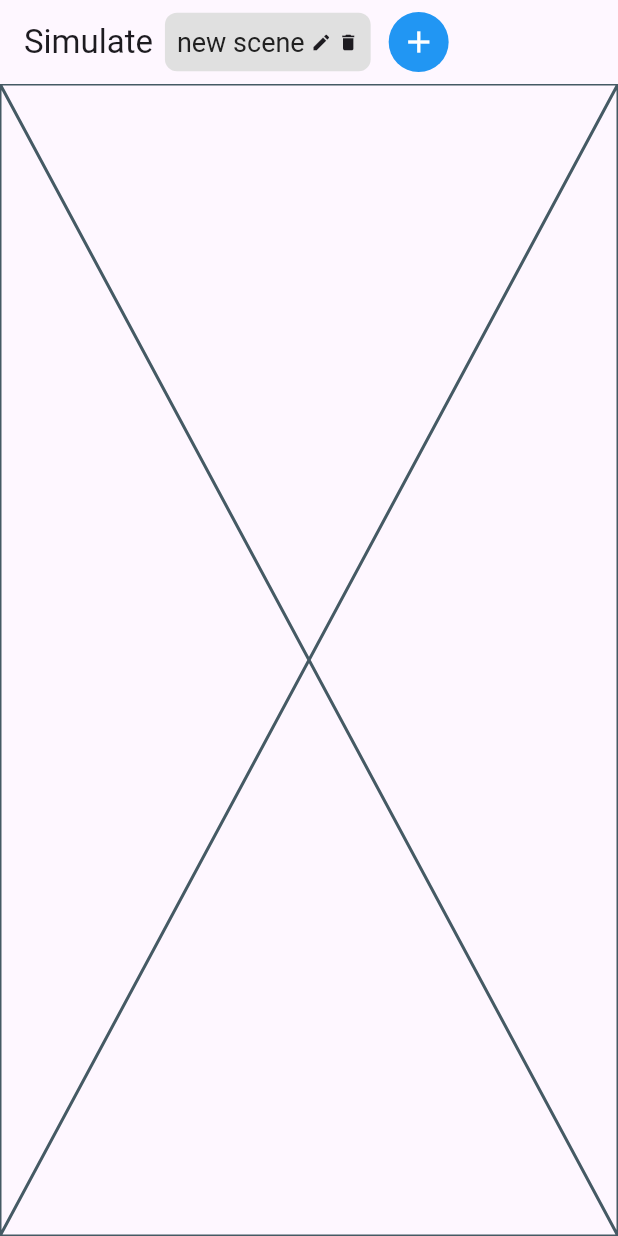
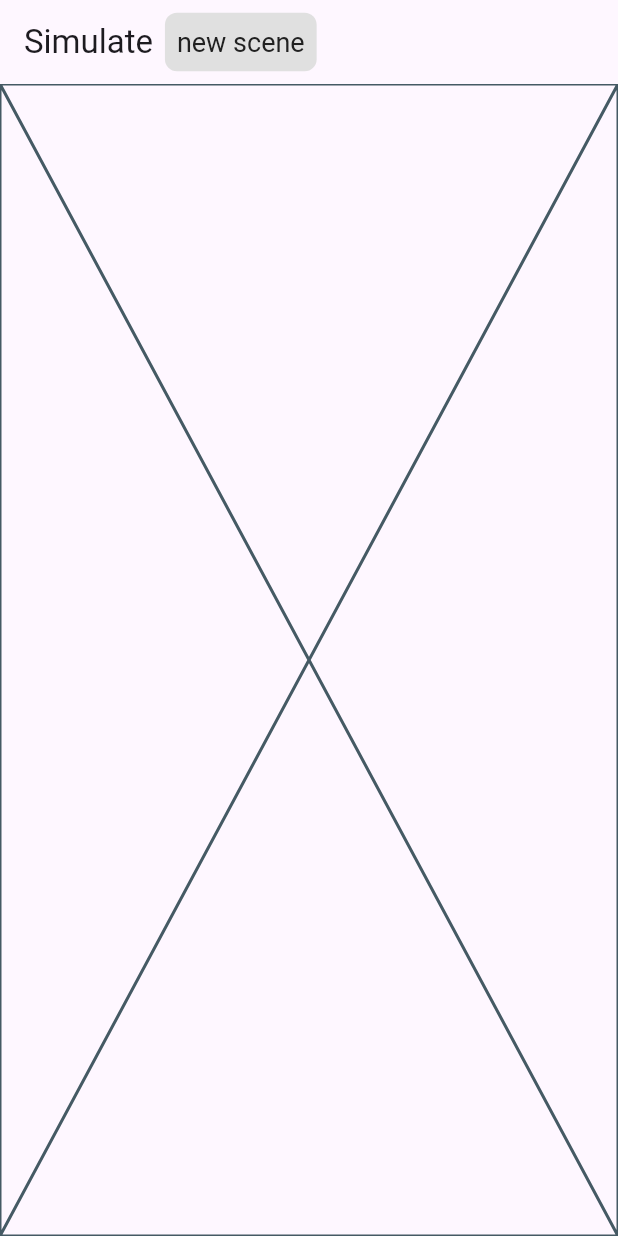
Before and after one commit to joehuang610154/game_prototype_simulator, a Flutter app: the screen it shows after launch, on a phone screen of 412 x 824 dp. Run offline on Flutter 3.47's test engine with Material 3 defaults, Android fonts, the phone set to English and light mode, and no system bars; our stand-ins replace freezed_annotation, get_it, injectable.

Commit message:
remove unplaned feature

```diff
--- a/lib/pages/simulate/simulate_page.dart
+++ b/lib/pages/simulate/simulate_page.dart
@@ -1,6 +1,4 @@
 import 'package:flutter/material.dart';
-import 'package:game_prototype_simulator/components/rename_dialog/rename_dialog.dart';
-import 'package:game_prototype_simulator/constants/widget_key.dart';
 import 'package:game_prototype_simulator/constants/widgets.dart';
 import 'package:game_prototype_simulator/injection.dart';
 import 'package:game_prototype_simulator/pages/simulate/scene/simulate_scene_view.dart';
@@ -45,42 +43,7 @@ class SimulatePage extends StatelessWidget {
                           color: Colors.grey.shade900,
                         ),
                       ),
-                      Gaps.w4,
-                      InkWell(
-                        onTap: () async {
-                          String? newName = await showDialog(
-                            context: context,
-                            builder: (context) => RenameDialog(),
-                          );
-
-                          if (newName != null) {
-                            await controller.renameScene(newName);
-                          }
-                        },
-                        child: Icon(
-                          Icons.edit,
-                          size: 14,
-                        ),
-                      ),
-                      Gaps.w4,
-                      InkWell(
-                        onTap: () {},
-                        child: Icon(
-                          Icons.delete,
-                          size: 14,
-                        ),
-                      ),
                     ],
-                  ),
-                ),
-                Gaps.w8,
-                IconButton(
-                  key: WidgetKey.createNewSceneButton,
-                  onPressed: controller.createNewScene,
-                  icon: Icon(Icons.add),
-                  style: IconButton.styleFrom(
-                    backgroundColor: Colors.blue,
-                    foregroundColor: Colors.white,
                   ),
                 ),
               ],
--- a/lib/pages/simulate/simulate_view_model.dart
+++ b/lib/pages/simulate/simulate_view_model.dart
@@ -10,8 +10,6 @@ class SimulateViewModel {
     required SlService slService,
   }) : _slService = slService;
 
-  Future<void> createNewScene() async {}
-
   Future<Scene> init() async {
     var data = await _slService.load();
     if (data.scenes.isEmpty) {
@@ -20,6 +18,4 @@ class SimulateViewModel {
     }
     return data.scenes.first;
   }
-
-  Future<void> renameScene(String newName) async {}
 }
```
